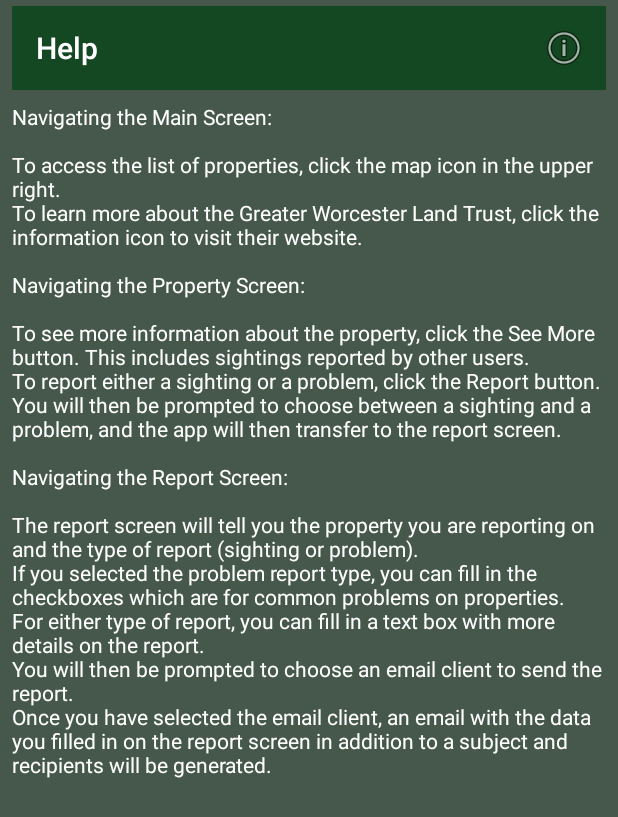
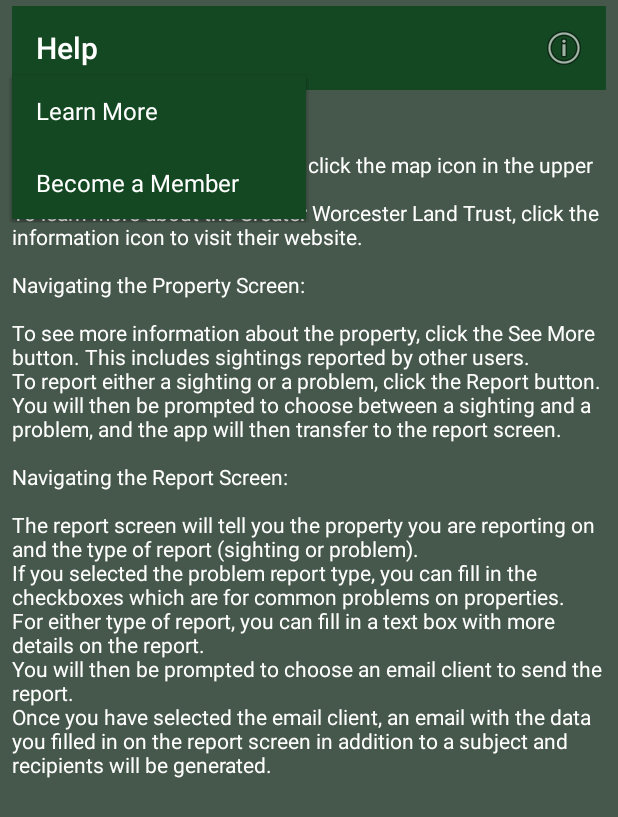
Before and after one commit to ChamiLamelas/TrailApp, an Android app: the HelpActivity screen opened directly, with no data from a screen before it, after a tap on "Learn More", on a phone screen of 412 x 824 dp. Shown: the top 817 px of the screen. Run offline under Robolectric (Android 15) with nearby library versions, the phone set to English and light mode, and no system bars.

Commit message:
added popup menu to choose between learning more about GWLT or becoming a GWLT member. ALL subclasses of BaseActivity must call setLearnMoreToolbar() on the toolbar for that activity subclass

```diff
--- a/app/src/main/java/org/gwlt/trailapp/BaseActivity.java
+++ b/app/src/main/java/org/gwlt/trailapp/BaseActivity.java
@@ -15,20 +15,23 @@ import android.view.View;
 import android.widget.PopupMenu;
 import android.widget.Toast;
 
+import static org.gwlt.trailapp.Utilities.genBrowseIntent;
+
 /**
  * All Activities of the GWLT trail app inherit their properties from BaseActivity.
  * Note that this class is abstract, which means it cannot be implemented and thus does not have an associated XML file like the other GWLT Activities.
  * Therefore, the following rules apply to GWLT trail app activities:
- *
+ * <p>
  * All GWLT app activities will have a shared toolbar with "learn more" and help buttons.
- *      Title of toolbar can be edited after toolbar is set as the supportActionBar.
- *      To edit toolbar items, subclass should override onOptionsItemSelected()
+ * Title of toolbar can be edited after toolbar is set as the supportActionBar.
+ * To edit toolbar items, subclass should override onOptionsItemSelected()
  * Subclass activities should override onCreate() to setContentView() on their respective layout XML files.
- *      Only reason this is not abstract is because AppCompatActivity.onCreate() has to be called in it.
+ * Only reason this is not abstract is because AppCompatActivity.onCreate() has to be called in it.
  * Subclass activities must override setUpUIComponents() to implement the activity's UI components.
  */
 public abstract class BaseActivity extends AppCompatActivity {
     public static final float MAX_SCALE_FACTOR = 5.0f; // maximum possible scale factor to be used in image scaling in MainActivity
+    private Toolbar learnMoreToolbar;
 
     @Override
     protected void onCreate(Bundle savedInstanceState) {
@@ -37,6 +40,7 @@ public abstract class BaseActivity extends AppCompatActivity {
 
     /**
      * Detects clicks on Toolbar menu items and runs desired functions
+     *
      * @param item - menu item that has been triggered
      * @return false to allow normal menu processing to proceed, true to consume it here.
      */
@@ -44,38 +48,25 @@ public abstract class BaseActivity extends AppCompatActivity {
     public boolean onOptionsItemSelected(MenuItem item) {
         int id = item.getItemId(); // get item id to identify item using resource ids
         if (id == R.id.learnMoreButton) {
-            if (connectedToInternet()) {
-                try {
-                    // starts activity (opens browser) based on user's choice from dialog created by createChooser()
-                    Intent browserIntent = new Intent(Intent.ACTION_VIEW); // specifies Intent is for viewing a URI
-                    browserIntent.setData(Uri.parse("http://www.gwlt.org")); // sets data the Intent will work on
-                    startActivity(Intent.createChooser(browserIntent, "Choose browser.. "));
-                } catch (android.content.ActivityNotFoundException ex) { // thrown by startActivity
-                    Toast.makeText(this, "A browser must be installed to complete this action.", Toast.LENGTH_SHORT).show();
-                }
-            }
-            else {
-                Toast.makeText(this, "An Internet connection is required to complete this action.",Toast.LENGTH_LONG).show();
-            }
+            PopupMenu learnMoreMenu = getLearnMoreMenu(this, learnMoreToolbar);
+            learnMoreMenu.show();
             return true;
-        }
-        else if (id == R.id.helpButton) {
+        } else if (id == R.id.helpButton) {
             try {
                 Intent helpIntent = new Intent(this, HelpActivity.class); // opens help screen
                 startActivity(helpIntent);
-            }
-            catch (ActivityNotFoundException ex) {
+            } catch (ActivityNotFoundException ex) {
                 Toast.makeText(this, "The help screen could not be opened.", Toast.LENGTH_SHORT).show();
             }
             return true;
-        }
-        else {
+        } else {
             return super.onOptionsItemSelected(item);
         }
     }
 
     /**
      * Adds menu to the toolbar
+     *
      * @param menu - menu being added to the toolbar
      * @return true to display menu
      */
@@ -91,6 +82,7 @@ public abstract class BaseActivity extends AppCompatActivity {
 
     /**
      * If the Context (and thus the Activity) has an active Internet connection
+     *
      * @return whether not Content is connected to the Internet
      */
     public boolean connectedToInternet() {
@@ -109,8 +101,9 @@ public abstract class BaseActivity extends AppCompatActivity {
 
     /**
      * Gets properties popup menu for a provided Context connected to a provided View
+     *
      * @param context - context the popup menu will be displayed on
-     * @param view - view that the popup menu will be connected on
+     * @param view    - view that the popup menu will be connected on
      * @return popup menu with the properties list
      */
     public PopupMenu getPropertiesMenu(Context context, View view) {
@@ -128,9 +121,8 @@ public abstract class BaseActivity extends AppCompatActivity {
                      */
                     propertyIntent.putExtra(PropertyActivity.PROPERTY_NAME_ID, item.getTitle().toString());
                     startActivity(propertyIntent);
-                }
-                catch (ActivityNotFoundException ex) {
-                    Toast.makeText(CONTEXT,"Could not open property",Toast.LENGTH_SHORT).show();
+                } catch (ActivityNotFoundException ex) {
+                    Toast.makeText(CONTEXT, "Could not open property", Toast.LENGTH_SHORT).show();
                 }
                 return true;
             }
@@ -138,5 +130,39 @@ public abstract class BaseActivity extends AppCompatActivity {
         return propertiesMenu;
     }
 
+    public PopupMenu getLearnMoreMenu(Context context, View view) {
+        final Context CONTEXT = context;
+        final PopupMenu learnMoreMenu = new PopupMenu(CONTEXT, view);
+        learnMoreMenu.getMenuInflater().inflate(R.menu.learn_more_options_menu, learnMoreMenu.getMenu());
+        learnMoreMenu.setOnMenuItemClickListener(new PopupMenu.OnMenuItemClickListener() {
+            @Override
+            public boolean onMenuItemClick(MenuItem item) {
+                int itemID = item.getItemId();
+                if (itemID == R.id.learnMoreChoice) {
+                    try {
+                        startActivity(Intent.createChooser(genBrowseIntent(getResources().getString(R.string.learnMoreLink)), "Choose browser.."));
+                    }
+                    catch (ActivityNotFoundException ex) {
+                        Toast.makeText(CONTEXT, "A browser must be installed to complete this action.", Toast.LENGTH_LONG);
+                    }
+                }
+                else if (itemID == R.id.joinChoice) {
+                    try {
+                        startActivity(Intent.createChooser(genBrowseIntent(getResources().getString(R.string.joinLink)), "Choose browser.."));
+                    }
+                    catch (ActivityNotFoundException ex) {
+                        Toast.makeText(CONTEXT, "A browser must be installed to complete this action.", Toast.LENGTH_LONG);
+                    }
+                }
+                return true;
+            }
+        });
+        return learnMoreMenu;
+    }
+
     public abstract void setUpUIComponents(); // all child classes must implement this
+
+    public void setLearnMoreToolbar (Toolbar toolbar) {
+        learnMoreToolbar = toolbar;
+    }
 }
--- a/app/src/main/java/org/gwlt/trailapp/HelpActivity.java
+++ b/app/src/main/java/org/gwlt/trailapp/HelpActivity.java
@@ -27,6 +27,7 @@ public final class HelpActivity extends BaseActivity {
         // set up toolbar
         jHelpToolbar = findViewById(R.id.helpToolbar);
         setSupportActionBar(jHelpToolbar);
+        setLearnMoreToolbar(jHelpToolbar);
         getSupportActionBar().setTitle(R.string.helpTitle);
 
         // set up text view
--- a/app/src/main/java/org/gwlt/trailapp/MainActivity.java
+++ b/app/src/main/java/org/gwlt/trailapp/MainActivity.java
@@ -177,6 +177,7 @@ public final class MainActivity extends BaseActivity {
         // set screen toolbar
         jAppToolbar = findViewById(R.id.appToolbar);
         setSupportActionBar(jAppToolbar);
+        setLearnMoreToolbar(jAppToolbar);
         jMapImgVIew = findViewById(R.id.mapImgView);
         minScaleFactor = Utilities.calcMinScaleFactor(jMapImgVIew); // calculate minimum scale factor using Utility function
         mapScalingMatrix = new Matrix(); // set up image scaling matrix
@@ -217,4 +218,5 @@ public final class MainActivity extends BaseActivity {
             return super.onOptionsItemSelected(item);
         }
     }
+
 }
--- a/app/src/main/java/org/gwlt/trailapp/PropertyActivity.java
+++ b/app/src/main/java/org/gwlt/trailapp/PropertyActivity.java
@@ -95,6 +95,7 @@ public final class PropertyActivity extends BaseActivity {
         jPropertyToolbar = findViewById(R.id.propertyToolbar);
         setSupportActionBar(jPropertyToolbar);
         getSupportActionBar().setTitle(property.getName());
+        setLearnMoreToolbar(jPropertyToolbar);
 
         // set up report type dialog
         reportTypeDialog = new AlertDialog.Builder(this);
--- a/app/src/main/java/org/gwlt/trailapp/ReportActivity.java
+++ b/app/src/main/java/org/gwlt/trailapp/ReportActivity.java
@@ -61,6 +61,7 @@ public final class ReportActivity extends BaseActivity {
         jReportToolbar = findViewById(R.id.reportToolbar);
         setSupportActionBar(jReportToolbar);
         getSupportActionBar().setTitle(R.string.reportTitleTxt);
+        setLearnMoreToolbar(jReportToolbar);
 
         // set report information
         jReportInfo = findViewById(R.id.reportInfo);
--- a/app/src/main/java/org/gwlt/trailapp/SeeMoreActivity.java
+++ b/app/src/main/java/org/gwlt/trailapp/SeeMoreActivity.java
@@ -35,6 +35,7 @@ public final class SeeMoreActivity extends BaseActivity {
         jSeeMoreToolbar = findViewById(R.id.seeMoreToolbar);
         setSupportActionBar(jSeeMoreToolbar);
         getSupportActionBar().setTitle(property.getName());
+        setLearnMoreToolbar(jSeeMoreToolbar);
 
         // set up text view
         jSeeMoreInfo = findViewById(R.id.seeMoreInfo);
--- a/app/src/main/java/org/gwlt/trailapp/Utilities.java
+++ b/app/src/main/java/org/gwlt/trailapp/Utilities.java
@@ -17,6 +17,12 @@ import java.util.ArrayList;
  */
 public final class Utilities {
     public static final String LOG_TAG = "[GWLT Trail App]"; // log tag to be used by Log
+
+    public static Intent genBrowseIntent(String uriString) {
+        Intent browserIntent = new Intent(Intent.ACTION_VIEW); // specifies Intent is for viewing a URI
+        browserIntent.setData(Uri.parse(uriString)); // sets data the Intent will work on
+        return browserIntent;
+    }
 
     /**
      * Generates an Intent that holds an email to GWLT with the provided information:
--- /dev/null
+++ b/app/src/main/res/menu/learn_more_options_menu.xml
@@ -0,0 +1,10 @@
+<?xml version="1.0" encoding="utf-8"?>
+<menu xmlns:android="http://schemas.android.com/apk/res/android">
+    <item
+        android:id="@+id/learnMoreChoice"
+        android:title="@string/learnMoreTxt"/>
+
+    <item
+        android:id="@+id/joinChoice"
+        android:title="@string/joinTxt" />
+</menu>
--- a/app/src/main/res/values/strings.xml
+++ b/app/src/main/res/values/strings.xml
@@ -14,6 +14,9 @@
     <string name="reportDialogPositiveBtn">Sighting</string>
     <string name="reportDialogNegativeBtn">Problem</string>
     <string name="learnMoreTxt">Learn More</string>
+    <string name="learnMoreLink">http://www.gwlt.org</string>
+    <string name="joinTxt">Become a Member</string>
+    <string name="joinLink">http://www.gwlt.org/contact-us/</string>
     <string name="helpTitle">Help</string>
     <string name="helpTxt">
         Navigating the Main Screen:\n
```
